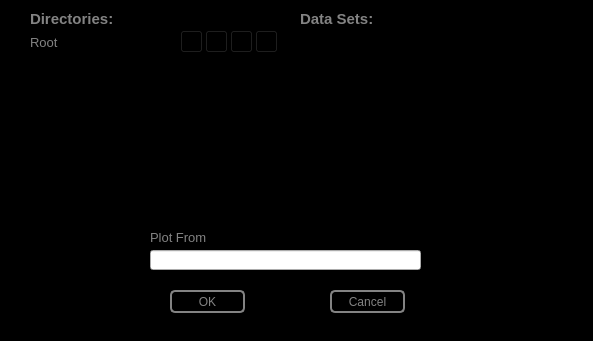
First picture: the form in dvExplorer.ui, repository FeldmanLab/Data-Vault-Plotter, before the edit.
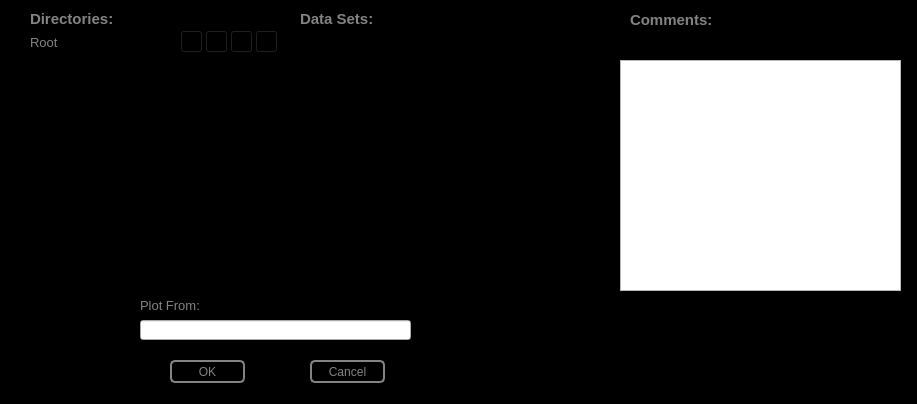
Second picture: the form after the edit. Icons and pictures are not drawn.

Commit message: See comments when choosing file to plot from, plotting from a data file will autofill in the live plots which are specified

Diff of the .ui file:
```diff
--- a/dvExplorer.ui
+++ b/dvExplorer.ui
@@ -6,8 +6,8 @@
    <rect>
     <x>0</x>
     <y>0</y>
-    <width>593</width>
-    <height>341</height>
+    <width>917</width>
+    <height>404</height>
    </rect>
   </property>
   <property name="contextMenuPolicy">
@@ -24,7 +24,7 @@
    <property name="geometry">
     <rect>
      <x>170</x>
-     <y>290</y>
+     <y>360</y>
      <width>75</width>
      <height>23</height>
     </rect>
@@ -113,7 +113,7 @@
      <x>30</x>
      <y>60</y>
      <width>250</width>
-     <height>150</height>
+     <height>231</height>
     </rect>
    </property>
    <property name="styleSheet">
@@ -197,8 +197,8 @@
     <rect>
      <x>300</x>
      <y>60</y>
-     <width>250</width>
-     <height>150</height>
+     <width>301</width>
+     <height>231</height>
     </rect>
    </property>
    <property name="styleSheet">
@@ -208,8 +208,8 @@
   <widget class="QPushButton" name="cancel">
    <property name="geometry">
     <rect>
-     <x>330</x>
-     <y>290</y>
+     <x>310</x>
+     <y>360</y>
      <width>75</width>
      <height>23</height>
     </rect>
@@ -305,8 +305,8 @@
   <widget class="QLineEdit" name="currentFile">
    <property name="geometry">
     <rect>
-     <x>150</x>
-     <y>250</y>
+     <x>140</x>
+     <y>320</y>
      <width>271</width>
      <height>20</height>
     </rect>
@@ -315,16 +315,39 @@
   <widget class="QLabel" name="label">
    <property name="geometry">
     <rect>
-     <x>150</x>
-     <y>230</y>
-     <width>56</width>
-     <height>14</height>
+     <x>140</x>
+     <y>290</y>
+     <width>121</width>
+     <height>31</height>
     </rect>
    </property>
    <property name="text">
     <string>&lt;html&gt;&lt;head/&gt;&lt;body&gt;&lt;p&gt;&lt;span style=&quot; font-size:10pt; color:#838383;&quot;&gt;Plot From:&lt;/span&gt;&lt;/p&gt;&lt;/body&gt;&lt;/html&gt;</string>
    </property>
   </widget>
+  <widget class="QTextEdit" name="textEdit_Comments">
+   <property name="geometry">
+    <rect>
+     <x>620</x>
+     <y>60</y>
+     <width>281</width>
+     <height>231</height>
+    </rect>
+   </property>
+  </widget>
+  <widget class="QLabel" name="label_2">
+   <property name="geometry">
+    <rect>
+     <x>630</x>
+     <y>10</y>
+     <width>101</width>
+     <height>21</height>
+    </rect>
+   </property>
+   <property name="text">
+    <string>&lt;html&gt;&lt;head/&gt;&lt;body&gt;&lt;p&gt;&lt;span style=&quot; font-size:11pt; font-weight:600; color:#838383;&quot;&gt;Comments:&lt;/span&gt;&lt;/p&gt;&lt;/body&gt;&lt;/html&gt;</string>
+   </property>
+  </widget>
  </widget>
  <resources>
   <include location="Resources/dvPlotterResources.qrc"/>
```
The commit also changes 1 other file.
